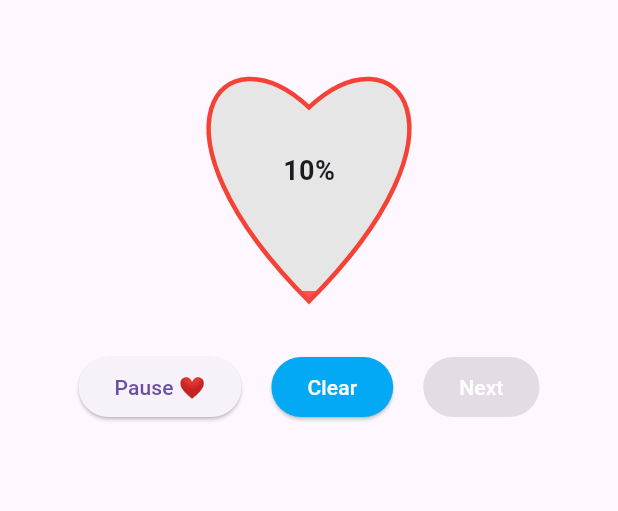
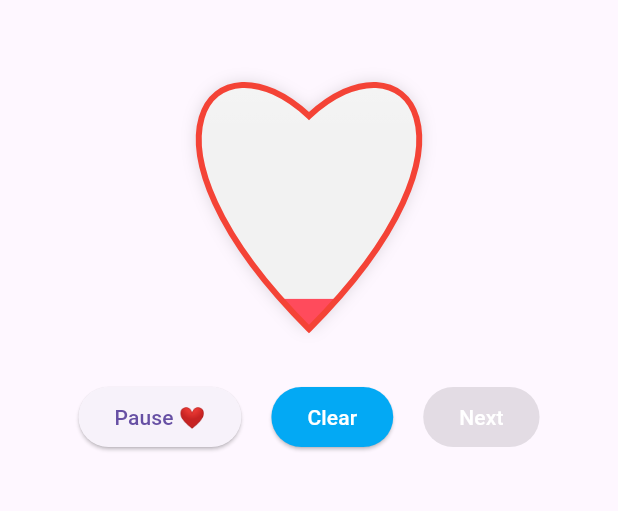
Before and after one commit to ameyrane98/heart_app, a Flutter app: the screen it shows after launch, after a tap on "Start ❤️", on a phone screen of 412 x 824 dp, the part 63-574 px from its top. Run offline on Flutter 3.47's test engine with Material 3 defaults, Android fonts, the phone set to English and light mode, and no system bars; our stand-ins replace liquid_progress_indicator_v2.

Commit message:
feat(ui): add CustomPainter-based heart fill with gradient, gloss, and shadow. A new way to draw heart

```diff
--- a/lib/ui/screens/heart_screen.dart
+++ b/lib/ui/screens/heart_screen.dart
@@ -6,6 +6,7 @@ import '../widgets/heart_painter_twoIcon+ClipRect.dart';
 import '../widgets/_LiquidHeartChartState.dart';
 import '../widgets/heart_painter_twoIcon+ClipRect.dart';
 import '../widgets/HeartPathFill_ClipPathHeart.dart';
+import '../widgets/HeartPainterFill.dart';
 
 class HeartScreen extends StatelessWidget {
   const HeartScreen({super.key});
@@ -20,6 +21,22 @@ class HeartScreen extends StatelessWidget {
       body: Center(
         child: Column(
           children: [
+            HeartPainterFill(
+              percent: vm.progress, // 0..100 from your ViewModel
+              size: 220,
+              gradient: const LinearGradient(
+                begin: Alignment.bottomCenter,
+                end: Alignment.topCenter,
+                colors: [Color(0xFFFF4B5C), Color(0xFFFF9AA2)],
+                stops: [0.15, 1.0],
+              ),
+              backgroundColor: Color(0xFFF2F2F2),
+              borderColor: Colors.red,
+              borderWidth: 4,
+              shadowElevation: 8, // set 0 to disable
+              showGloss: true,
+            ),
+
             // const LiquidHeartChart(
             //   size: 240,
             //   duration: Duration(seconds: 4),
@@ -30,7 +47,7 @@ class HeartScreen extends StatelessWidget {
             //   showPercentText: true, // optional
             // ),
             // HeartFillWidget(percent: vm.progress, size: 200),
-            HeartFillWidget2(percent: vm.progress, size: 200),
+            // HeartFillWidget2(percent: vm.progress, size: 200),
             SizedBox(height: 20),
             Row(
               mainAxisAlignment:
--- /dev/null
+++ b/lib/ui/widgets/HeartPainterFill.dart
@@ -0,0 +1,208 @@
+import 'package:flutter/material.dart';
+
+/// HeartPainterFill
+/// ----------------
+/// Max-control, gradient fill using CustomPainter + Canvas.
+/// - Fill rises bottom→top according to [percent] (0..100)
+/// - Smooth vertical gradient, crisp border, optional soft shadow & gloss
+///
+/// Example:
+///   HeartPainterFill(
+///     percent: vm.progress,
+///     size: 220,
+///     gradient: const LinearGradient(
+///       begin: Alignment.bottomCenter,
+///       end: Alignment.topCenter,
+///       colors: [Color(0xFFFF4B5C), Color(0xFFFF9AA2)],
+///     ),
+///     backgroundColor: Color(0xFFF1F1F1),
+///     borderColor: Colors.red,
+///     borderWidth: 4,
+///     shadowElevation: 8,
+///     showGloss: true,
+///   )
+class HeartPainterFill extends StatelessWidget {
+  const HeartPainterFill({
+    super.key,
+    required this.percent, // 0..100
+    this.size = 220,
+    this.gradient = const LinearGradient(
+      begin: Alignment.bottomCenter,
+      end: Alignment.topCenter,
+      colors: [Color(0xFFE53935), Color(0xFFFFA1A1)],
+      stops: [0.2, 1.0],
+    ),
+    this.backgroundColor = const Color(0xFFEAEAEA),
+    this.borderColor = const Color(0xFFB00020),
+    this.borderWidth = 3.0,
+    this.shadowElevation = 6.0,
+    this.showGloss = true,
+  });
+
+  final double percent;
+  final double size;
+  final LinearGradient gradient;
+  final Color backgroundColor;
+  final Color borderColor;
+  final double borderWidth;
+  final double shadowElevation; // 0 to disable
+  final bool showGloss;
+
+  @override
+  Widget build(BuildContext context) {
+    final clamped = percent.clamp(0.0, 100.0) / 100.0;
+
+    return SizedBox(
+      width: size,
+      height: size,
+      child: CustomPaint(
+        painter: _HeartFillPainter(
+          fill: clamped,
+          gradient: gradient,
+          backgroundColor: backgroundColor,
+          borderColor: borderColor,
+          borderWidth: borderWidth,
+          shadowElevation: shadowElevation,
+          showGloss: showGloss,
+        ),
+      ),
+    );
+  }
+}
+
+class _HeartFillPainter extends CustomPainter {
+  _HeartFillPainter({
+    required this.fill, // 0..1
+    required this.gradient,
+    required this.backgroundColor,
+    required this.borderColor,
+    required this.borderWidth,
+    required this.shadowElevation,
+    required this.showGloss,
+  });
+
+  final double fill;
+  final LinearGradient gradient;
+  final Color backgroundColor;
+  final Color borderColor;
+  final double borderWidth;
+  final double shadowElevation;
+  final bool showGloss;
+
+  @override
+  void paint(Canvas canvas, Size size) {
+    final path = _buildHeartPath(size, borderWidth);
+
+    // Optional soft shadow for “lifted” look
+    if (shadowElevation > 0) {
+      final shadowPaint = Paint()
+        ..color = Colors.black.withOpacity(0.18)
+        ..maskFilter = MaskFilter.blur(
+          BlurStyle.normal,
+          _sigmaForElevation(shadowElevation),
+        );
+      canvas.drawPath(path, shadowPaint);
+    }
+
+    // Background inside heart
+    canvas.save();
+    canvas.clipPath(path);
+    final bgPaint = Paint()..color = backgroundColor;
+    canvas.drawRect(Offset.zero & size, bgPaint);
+
+    // Fill from bottom up (only the lower portion)
+    final bounds = path.getBounds();
+    final filledHeight = bounds.height * fill;
+
+    // Shader for the gradient fill (span entire heart bounds for consistent look)
+    final shader = gradient.createShader(bounds);
+
+    final fillPaint = Paint()..shader = shader;
+    final fillRect = Rect.fromLTWH(
+      bounds.left,
+      bounds.bottom - filledHeight,
+      bounds.width,
+      filledHeight,
+    );
+    canvas.drawRect(fillRect, fillPaint);
+
+    // Optional glossy highlight on the top area
+    if (showGloss) {
+      final glossHeight = bounds.height * 0.35;
+      final glossRect = Rect.fromLTWH(
+        bounds.left,
+        bounds.top,
+        bounds.width,
+        glossHeight,
+      );
+      final glossGradient = const LinearGradient(
+        begin: Alignment.topCenter,
+        end: Alignment.bottomCenter,
+        colors: [Color(0x66FFFFFF), Color(0x00FFFFFF)],
+        stops: [0.0, 1.0],
+      );
+      final glossPaint = Paint()
+        ..shader = glossGradient.createShader(glossRect);
+      canvas.drawRect(glossRect, glossPaint);
+    }
+
+    canvas.restore();
+
+    // Border on top
+    final stroke = Paint()
+      ..color = borderColor
+      ..style = PaintingStyle.stroke
+      ..strokeWidth = borderWidth
+      ..isAntiAlias = true;
+    canvas.drawPath(path, stroke);
+  }
+
+  @override
+  bool shouldRepaint(covariant _HeartFillPainter oldDelegate) {
+    return oldDelegate.fill != fill ||
+        oldDelegate.gradient != gradient ||
+        oldDelegate.backgroundColor != backgroundColor ||
+        oldDelegate.borderColor != borderColor ||
+        oldDelegate.borderWidth != borderWidth ||
+        oldDelegate.shadowElevation != shadowElevation ||
+        oldDelegate.showGloss != showGloss;
+  }
+}
+
+/// Shared heart path math (closed, single path, padded for border).
+Path _buildHeartPath(Size size, double strokeWidth) {
+  final w = size.width;
+  final h = size.height;
+
+  final pad = strokeWidth / 2 + 2.0;
+  final sx = w - 2 * pad;
+  final sy = h - 2 * pad;
+  final ox = pad;
+  final oy = pad;
+
+  return Path()
+    ..moveTo(ox + 0.50 * sx, oy + 0.28 * sy)
+    ..cubicTo(
+      ox + 0.20 * sx,
+      oy + 0.00 * sy,
+      ox - 0.10 * sx,
+      oy + 0.35 * sy,
+      ox + 0.50 * sx,
+      oy + 0.95 * sy,
+    )
+    ..cubicTo(
+      ox + 1.10 * sx,
+      oy + 0.35 * sy,
+      ox + 0.80 * sx,
+      oy + 0.00 * sy,
+      ox + 0.50 * sx,
+      oy + 0.28 * sy,
+    )
+    ..close();
+}
+
+/// Convert elevation-ish value to a reasonable blur sigma.
+double _sigmaForElevation(double e) {
+  // Light mapping: larger e -> stronger blur.
+  return 0.6 * e + 0.8;
+}
```
